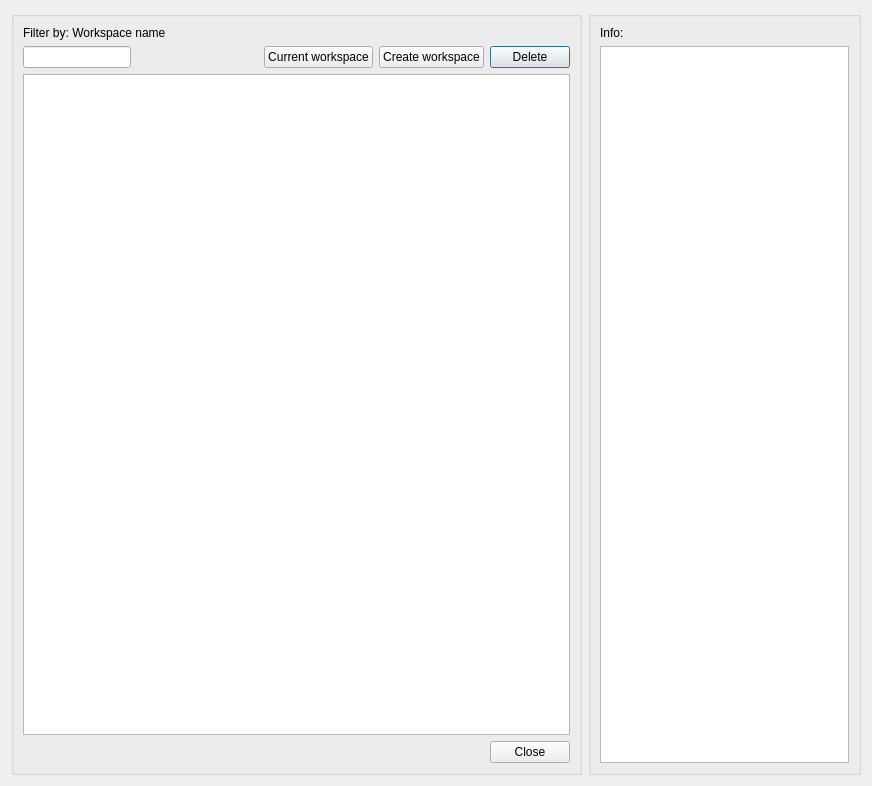
Qt form core/ui/toolbars/utilities/workspace_manager.ui (Giswater/giswater_qgis_plugin) before a commit.
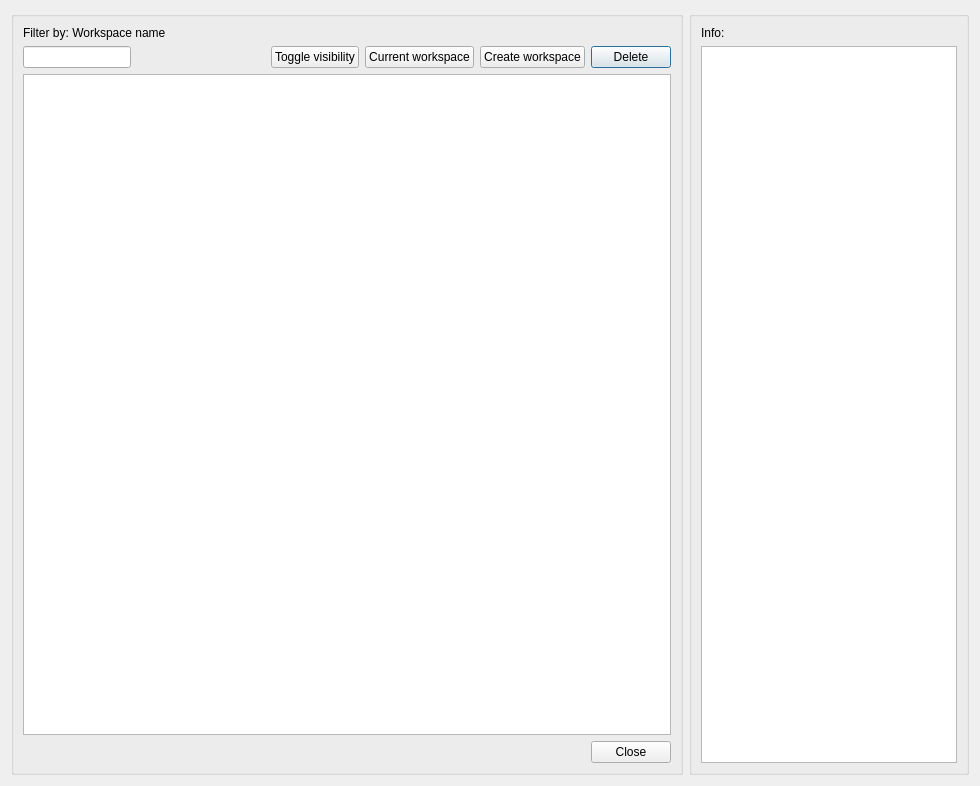
The same form after that commit.

Commit message: Enhancement: Add button to toggle visibility in workspace manager

```diff
--- a/core/ui/toolbars/utilities/workspace_manager.ui
+++ b/core/ui/toolbars/utilities/workspace_manager.ui
@@ -6,7 +6,7 @@
    <rect>
     <x>0</x>
     <y>0</y>
-    <width>872</width>
+    <width>841</width>
     <height>786</height>
    </rect>
   </property>
@@ -16,12 +16,24 @@
   <layout class="QGridLayout" name="verticalLayout_4">
    <item row="0" column="1">
     <widget class="QGroupBox" name="groupBox_2">
+     <property name="sizePolicy">
+      <sizepolicy hsizetype="Fixed" vsizetype="Preferred">
+       <horstretch>0</horstretch>
+       <verstretch>0</verstretch>
+      </sizepolicy>
+     </property>
      <property name="title">
       <string/>
      </property>
      <layout class="QGridLayout" name="gridLayout">
       <item row="1" column="0">
        <widget class="QTextEdit" name="txt_infolog">
+        <property name="sizePolicy">
+         <sizepolicy hsizetype="Maximum" vsizetype="Expanding">
+          <horstretch>0</horstretch>
+          <verstretch>0</verstretch>
+         </sizepolicy>
+        </property>
         <property name="readOnly">
          <bool>true</bool>
         </property>
@@ -39,11 +51,37 @@
    </item>
    <item row="0" column="0">
     <widget class="QGroupBox" name="groupBox">
+     <property name="sizePolicy">
+      <sizepolicy hsizetype="MinimumExpanding" vsizetype="Preferred">
+       <horstretch>0</horstretch>
+       <verstretch>0</verstretch>
+      </sizepolicy>
+     </property>
      <property name="title">
       <string/>
      </property>
      <layout class="QGridLayout" name="verticalLayout_3">
-      <item row="7" column="0" colspan="6">
+      <item row="5" column="8">
+       <widget class="QPushButton" name="btn_delete">
+        <property name="sizePolicy">
+         <sizepolicy hsizetype="Fixed" vsizetype="Fixed">
+          <horstretch>0</horstretch>
+          <verstretch>0</verstretch>
+         </sizepolicy>
+        </property>
+        <property name="text">
+         <string>Delete</string>
+        </property>
+       </widget>
+      </item>
+      <item row="4" column="0">
+       <widget class="QLabel" name="lbl_workspace_name">
+        <property name="text">
+         <string>Filter by: Workspace name</string>
+        </property>
+       </widget>
+      </item>
+      <item row="7" column="0" colspan="7">
        <spacer name="horizontalSpacer">
         <property name="orientation">
          <enum>Qt::Horizontal</enum>
@@ -69,54 +107,14 @@
         </property>
        </widget>
       </item>
-      <item row="4" column="0">
-       <widget class="QLabel" name="lbl_workspace_name">
-        <property name="text">
-         <string>Filter by: Workspace name</string>
-        </property>
-       </widget>
-      </item>
-      <item row="5" column="7">
-       <widget class="QPushButton" name="btn_delete">
-        <property name="sizePolicy">
-         <sizepolicy hsizetype="Fixed" vsizetype="Fixed">
-          <horstretch>0</horstretch>
-          <verstretch>0</verstretch>
-         </sizepolicy>
-        </property>
-        <property name="text">
-         <string>Delete</string>
-        </property>
-       </widget>
-      </item>
-      <item row="6" column="0" colspan="8">
+      <item row="6" column="0" colspan="9">
        <widget class="QTableView" name="tbl_wrkspcm">
         <property name="selectionMode">
          <enum>QAbstractItemView::SingleSelection</enum>
         </property>
        </widget>
       </item>
-      <item row="7" column="7">
-       <widget class="QPushButton" name="btn_cancel">
-        <property name="text">
-         <string>Close</string>
-        </property>
-       </widget>
-      </item>
       <item row="5" column="6">
-       <widget class="QPushButton" name="btn_create">
-        <property name="sizePolicy">
-         <sizepolicy hsizetype="Fixed" vsizetype="Fixed">
-          <horstretch>0</horstretch>
-          <verstretch>0</verstretch>
-         </sizepolicy>
-        </property>
-        <property name="text">
-         <string>Create workspace</string>
-        </property>
-       </widget>
-      </item>
-      <item row="5" column="5">
        <widget class="QPushButton" name="btn_current">
         <property name="sizePolicy">
          <sizepolicy hsizetype="Fixed" vsizetype="Fixed">
@@ -155,6 +153,52 @@
         </property>
        </spacer>
       </item>
+      <item row="5" column="7">
+       <widget class="QPushButton" name="btn_create">
+        <property name="sizePolicy">
+         <sizepolicy hsizetype="Fixed" vsizetype="Fixed">
+          <horstretch>0</horstretch>
+          <verstretch>0</verstretch>
+         </sizepolicy>
+        </property>
+        <property name="text">
+         <string>Create workspace</string>
+        </property>
+       </widget>
+      </item>
+      <item row="7" column="8">
+       <widget class="QPushButton" name="btn_cancel">
+        <property name="text">
+         <string>Close</string>
+        </property>
+       </widget>
+      </item>
+      <item row="5" column="4">
+       <widget class="QLabel" name="lbl_vdefault_workspace">
+        <property name="sizePolicy">
+         <sizepolicy hsizetype="Fixed" vsizetype="Preferred">
+          <horstretch>0</horstretch>
+          <verstretch>0</verstretch>
+         </sizepolicy>
+        </property>
+        <property name="text">
+         <string/>
+        </property>
+       </widget>
+      </item>
+      <item row="5" column="5">
+       <widget class="QPushButton" name="btn_toggle_visibility">
+        <property name="sizePolicy">
+         <sizepolicy hsizetype="Fixed" vsizetype="Fixed">
+          <horstretch>0</horstretch>
+          <verstretch>0</verstretch>
+         </sizepolicy>
+        </property>
+        <property name="text">
+         <string>Toggle visibility</string>
+        </property>
+       </widget>
+      </item>
      </layout>
     </widget>
    </item>
```
Left out of the diff: 13 changed lines with no effect on the pictures. The commit also changes 1 other file.
